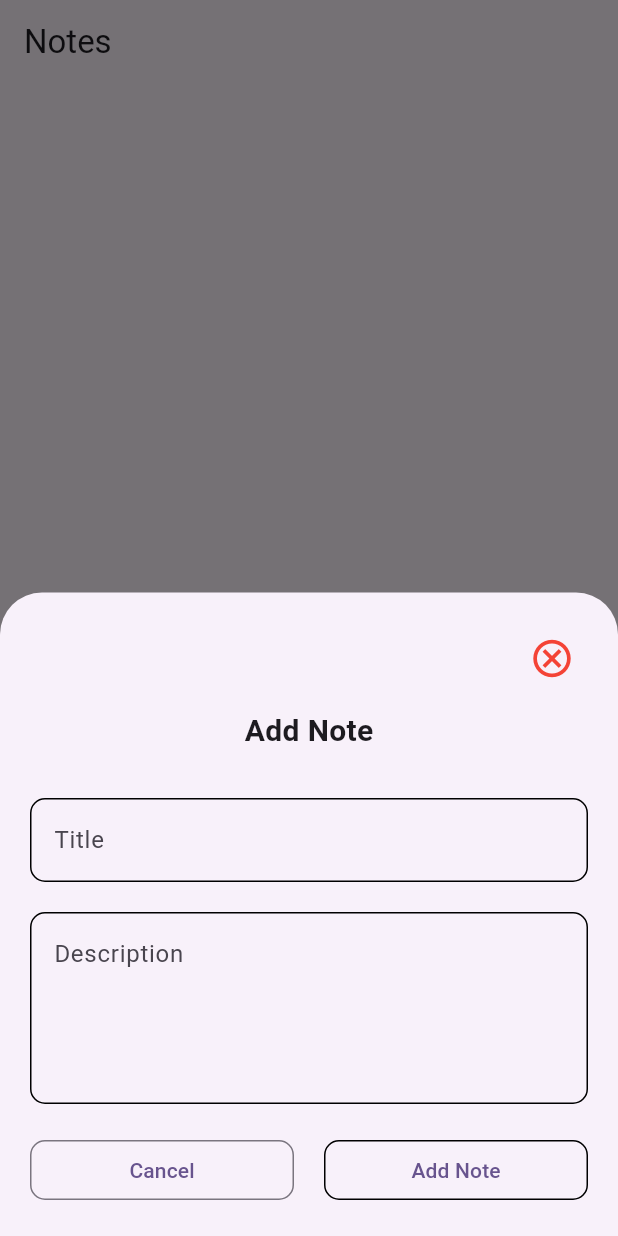
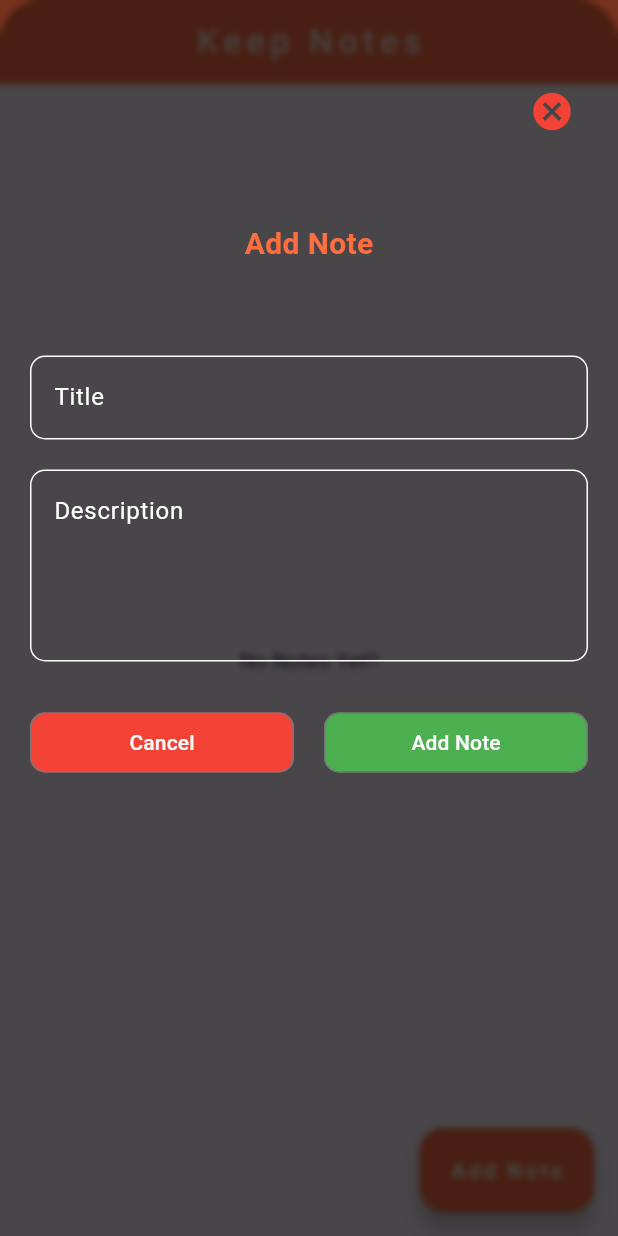
Before and after one commit to MuhammadHamza5261/sqllite_crud_wsct, a Flutter app: the screen it shows after launch, after a tap on "Add Note", on a phone screen of 412 x 824 dp. Run offline on Flutter 3.47's test engine with Material 3 defaults, Android fonts, the phone set to English and light mode, and no system bars; our stand-ins replace another_flushbar, sqflite; missing offline and left inert: shape_maker; accounts and stored records are empty.

Commit message:
sqlite_crud

```diff
--- a/lib/main.dart
+++ b/lib/main.dart
@@ -14,26 +14,7 @@ class MyApp extends StatelessWidget {
   Widget build(BuildContext context) {
     // DbHelper db = DbHelper.getInstance();
     return MaterialApp(
-      title: 'Flutter Demo',
-      theme: ThemeData(
-        // This is the theme of your application.
-        //
-        // TRY THIS: Try running your application with "flutter run". You'll see
-        // the application has a purple toolbar. Then, without quitting the app,
-        // try changing the seedColor in the colorScheme below to Colors.green
-        // and then invoke "hot reload" (save your changes or press the "hot
-        // reload" button in a Flutter-supported IDE, or press "r" if you used
-        // the command line to start the app).
-        //
-        // Notice that the counter didn't reset back to zero; the application
-        // state is not lost during the reload. To reset the state, use hot
-        // restart instead.
-        //
-        // This works for code too, not just values: Most code changes can be
-        // tested with just a hot reload.
-        colorScheme: ColorScheme.fromSeed(seedColor: Colors.deepPurple),
-        useMaterial3: true,
-      ),
+      debugShowCheckedModeBanner: false,
       home: const HomeScreen(),
     );
   }
--- a/lib/ui/home_screen.dart
+++ b/lib/ui/home_screen.dart
@@ -196,13 +196,15 @@
 //     );
 //   }
 // }
-import 'package:another_flushbar/flushbar.dart';
-import 'package:flutter/material.dart';
-import 'package:sqlite_crud_wsct/data/local/db_helper.dart';
+import 'dart:ui';
 
 import 'package:another_flushbar/flushbar.dart';
 import 'package:flutter/material.dart';
+import 'package:shape_maker/shape_maker.dart';
+import 'package:shape_maker/shape_maker_painter.dart';
 import 'package:sqlite_crud_wsct/data/local/db_helper.dart';
+
+
 
 class HomeScreen extends StatefulWidget {
   const HomeScreen({Key? key}) : super(key: key);
@@ -236,19 +238,25 @@ class _HomeScreenState extends State<HomeScreen> {
   @override
   Widget build(BuildContext context) {
     return   Scaffold(
+      resizeToAvoidBottomInset: true,
       floatingActionButton: FloatingActionButton.extended(
+        backgroundColor: Colors.deepOrangeAccent,
         onPressed: () async {
-          showModalBottomSheet(
-            context: context,
-            builder: (context) {
-              return getBottomSheetWidget(isUpdate: false);
+          showFullScreenBottomSheet(context);
         },
-          );
-        },
-        label: const Text('Add Note'),
+        label: const Text('Add Note',style: TextStyle(
+          letterSpacing: 2.2,
+          color: Colors.white
+        ),),
       ),
       appBar: AppBar(
-        title: const Text('Notes'),
+        backgroundColor: Colors.deepOrangeAccent,
+        centerTitle: true,
+        title: const Text('Keep Notes',
+          style: TextStyle(
+          letterSpacing: 4,
+          color: Colors.white
+        ),),
       ),
       body: Padding(
         padding: const EdgeInsets.symmetric(horizontal: 20, vertical: 15),
@@ -259,10 +267,37 @@ class _HomeScreenState extends State<HomeScreen> {
               child: ListView.builder(
                 itemCount: allNotes.length,
                 itemBuilder: (context, index) {
-                  return ListTile(
-                    leading: Text(
+                  return Container(
+                    margin: const EdgeInsets.only(bottom: 20),
+                    child: ListTile(
+                      shape: RoundedRectangleBorder(
+                        borderRadius: BorderRadius.circular(20)
+                      ),
+
+                      tileColor: Colors.grey.shade300,
+                      leading: Stack(
+                        alignment: Alignment.center, // Ensures the children are centered
+                        children: [
+                          const SizedBox(
+                            width: 35,
+                            height: 35,
+
+                            child: ShapeMaker(
+
+                              bgColor: Colors.deepOrangeAccent,
+                              shapeType: ShapeType.hexagon,
+                            ),
+                          ),
+                          Text(
                             allNotes[index][dbRef!.COLMN_NOTE_SNO].toString(),
+                            style: const TextStyle(
+                              color: Colors.white, // Ensures the text is visible on the shape
+                             fontSize: 14
                             ),
+                          ),
+                        ],
+                      ),
+
                       title: Text(allNotes[index][dbRef!.COLMN_NOTE_TITLE]),
                       subtitle: Text(allNotes[index][dbRef!.COLMN_NOTE_DESC]),
                       trailing: SizedBox(
@@ -272,16 +307,13 @@ class _HomeScreenState extends State<HomeScreen> {
                           children: [
                             IconButton(
                               onPressed: () {
-                              showModalBottomSheet(
-                                context: context,
-                                builder: (context) {
                                 _titleController.text = allNotes[index][dbRef!.COLMN_NOTE_TITLE];
                                 _descriptionController.text = allNotes[index][dbRef!.COLMN_NOTE_DESC];
-                                  return getBottomSheetWidget(
+
+                                showFullScreenBottomSheet(
+                                  context,
                                   isUpdate: true,
                                   sno: allNotes[index][dbRef!.COLMN_NOTE_SNO],
-                                  );
-                                },
                                 );
                               },
                               icon: const Icon(Icons.edit),
@@ -301,11 +333,12 @@ class _HomeScreenState extends State<HomeScreen> {
                           ],
                         ),
                       ),
+                    ),
                   );
                 },
               ),
             )
-                : const Expanded( // Wrap in Expanded for proper layout
+                : const Expanded(
               child: Center(
                 child: Text('No Notes Yet!!'),
               ),
@@ -316,13 +349,21 @@ class _HomeScreenState extends State<HomeScreen> {
     );
   }
 
-  Widget getBottomSheetWidget({bool isUpdate = false, int sno = 0}) {
-    return Container(
-      padding: const EdgeInsets.all(20),
-      width: double.infinity,
-      child: SingleChildScrollView(
+  void showFullScreenBottomSheet(BuildContext context, {bool isUpdate = false, int sno = 0}) {
+    showModalBottomSheet(
+      context: context,
+      isScrollControlled: true,
+      backgroundColor: Colors.black38,
+
+      // Light background
+      builder: (context) {
+        return Padding(
+          padding: const EdgeInsets.symmetric(horizontal: 20,vertical: 50),
+          child: BackdropFilter(
+            filter: ImageFilter.blur(sigmaX: 2.0,sigmaY: 2.0),
+            child: Container(
+              height: MediaQuery.of(context).size.height,
               child: Column(
-          mainAxisSize: MainAxisSize.min,
                 children: [
                   Align(
                     alignment: Alignment.topRight,
@@ -331,56 +372,82 @@ class _HomeScreenState extends State<HomeScreen> {
                         Navigator.pop(context);
                       },
                       icon: const Icon(
-                  Icons.cancel_outlined,
+                        Icons.cancel,
                         color: Colors.red,
                         size: 30,
                       ),
                     ),
                   ),
                   Padding(
-              padding: const EdgeInsets.all(10.0),
+                    padding: const EdgeInsets.symmetric(vertical: 50),
                     child: Text(
                       isUpdate ? 'Update Note' : 'Add Note',
-                style: const TextStyle(
+                      style: TextStyle(
+                        color: isUpdate ? Colors.green: Colors.deepOrangeAccent,
                         fontSize: 20,
                         fontWeight: FontWeight.bold,
                       ),
                     ),
                   ),
-            const SizedBox(height: 20),
+                  const SizedBox(height: 10),
                   TextFormField(
+                    style: const TextStyle(
+                      color: Colors.white
+                    ),
+                    cursorColor: Colors.white,
                     controller: _titleController,
                     decoration: InputDecoration(
                       focusedBorder: OutlineInputBorder(
                         borderRadius: BorderRadius.circular(10),
+                        borderSide: const BorderSide(color: Colors.white),
                       ),
                       enabledBorder: OutlineInputBorder(
+                        borderSide: BorderSide(color: Colors.white),
                         borderRadius: BorderRadius.circular(10),
                       ),
                       hintText: 'Title',
+                      hintStyle: TextStyle(
+                        color: Colors.white
+                      )
                     ),
                   ),
                   const SizedBox(height: 20),
                   TextFormField(
+                    style: TextStyle(
+                      color: Colors.white
+                    ),
+                    cursorColor: Colors.white,
                     maxLines: 4,
                     controller: _descriptionController,
                     decoration: InputDecoration(
                       focusedBorder: OutlineInputBorder(
+
+                        borderSide: BorderSide(color:Colors.white),
                         borderRadius: BorderRadius.circular(10),
                       ),
                       enabledBorder: OutlineInputBorder(
+
                         borderRadius: BorderRadius.circular(10),
+                          borderSide: BorderSide(color: Colors.white)
                       ),
                       hintText: 'Description',
+                      hintStyle: TextStyle(
+                        color: Colors.white
+                      )
                     ),
                   ),
-            const SizedBox(height: 20),
-            Row(
+                  SizedBox(
+                    height: 30,
+                  ), // Pushes buttons to the bottom
+                  Container(
+                    margin: EdgeInsets.only(bottom: 50),
+                    child: Row(
                       mainAxisAlignment: MainAxisAlignment.spaceEvenly,
                       children: [
                         Expanded(
                           child: OutlinedButton(
                             style: OutlinedButton.styleFrom(
+                              backgroundColor: Colors.red,
                               shape: RoundedRectangleBorder(
                                 borderRadius: BorderRadius.circular(10),
                               ),
@@ -388,14 +455,16 @@ class _HomeScreenState extends State<HomeScreen> {
                             onPressed: () {
                               Navigator.pop(context);
                             },
-                    child: const Text('Cancel'),
+                            child: const Text('Cancel',style: TextStyle(
+                              color: Colors.white
+                            ),),
                           ),
                         ),
                         const SizedBox(width: 20),
                         Expanded(
                           child: OutlinedButton(
                             style: OutlinedButton.styleFrom(
-                      side: const BorderSide(width: 1, color: Colors.black),
+                              backgroundColor: Colors.green,
                               shape: RoundedRectangleBorder(
                                 borderRadius: BorderRadius.circular(10),
                               ),
@@ -428,14 +497,22 @@ class _HomeScreenState extends State<HomeScreen> {
                               _titleController.clear();
                               _descriptionController.clear();
                             },
-                    child: Text(isUpdate ? 'Update Note' : 'Add Note'),
+                            child: Text(isUpdate ? 'Update Note' : 'Add Note',style: TextStyle(
+                              color: Colors.white
+                            ),),
                           ),
                         ),
                       ],
                     ),
+                  ),
                 ],
+              )
             ),
           ),
         );
+      },
+    );
   }
+
+
 }
--- a/pubspec.yaml
+++ b/pubspec.yaml
@@ -39,6 +39,7 @@ dependencies:
   path_provider: ^2.1.5
   path: ^1.9.0
   another_flushbar: ^1.12.30
+  shape_maker: ^0.0.3
 
 dev_dependencies:
   flutter_test:
```
Lines whose indentation alone changed are shown as unchanged.
